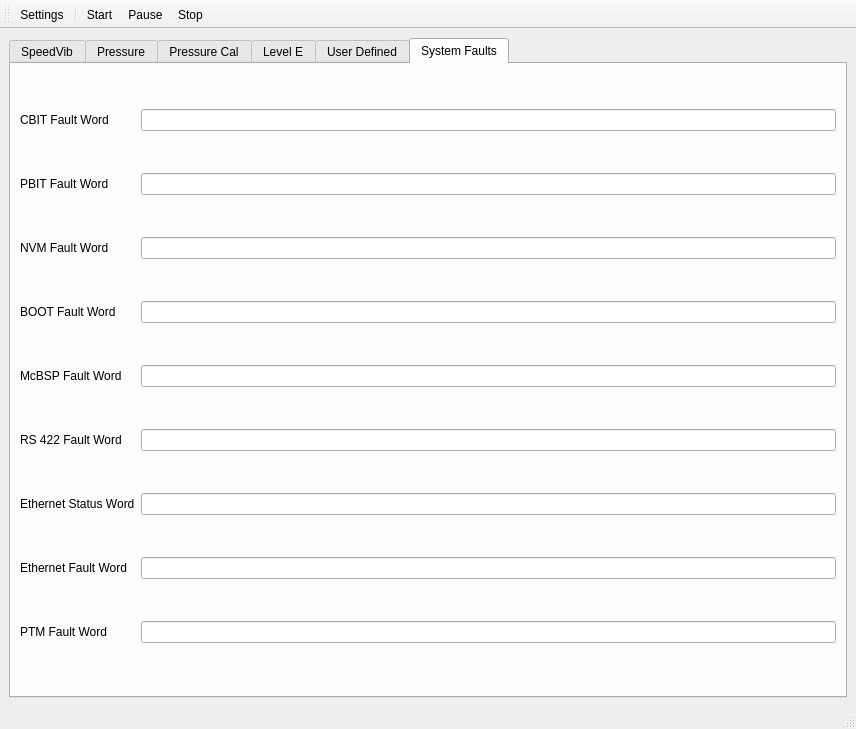
Before: the Qt Designer form etherlink/gui/etherlink.ui in bdankwa/etherlink, drawn with Qt 5.
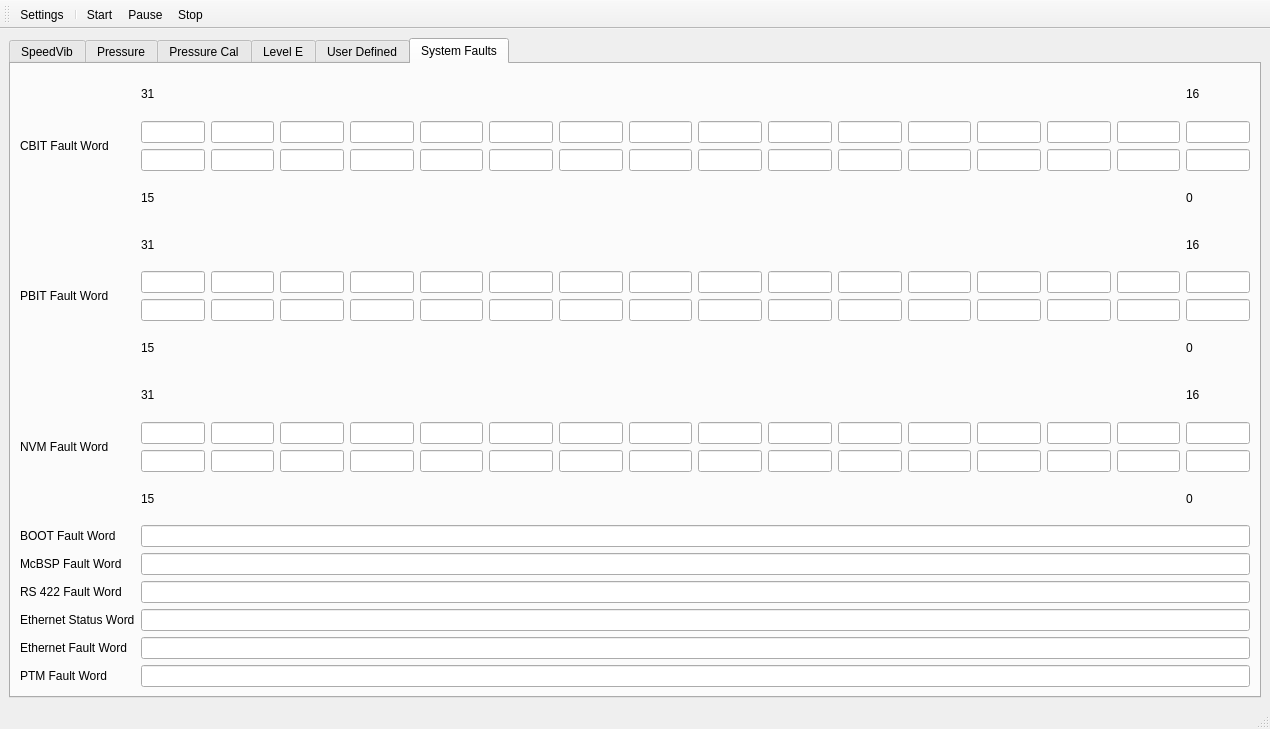
After: the same form once the commit is applied. The open tabs and pages were chosen to show the change.

Diff of the .ui file:
```diff
--- a/etherlink/gui/etherlink.ui
+++ b/etherlink/gui/etherlink.ui
@@ -6,7 +6,7 @@
    <rect>
     <x>0</x>
     <y>0</y>
-    <width>856</width>
+    <width>1270</width>
     <height>729</height>
    </rect>
   </property>
@@ -1180,9 +1180,6 @@
           <item row="3" column="1">
            <widget class="QLineEdit" name="lineEdit_112"/>
           </item>
-          <item row="1" column="1">
-           <widget class="QLineEdit" name="lineEdit_2"/>
-          </item>
           <item row="0" column="0">
            <widget class="QLabel" name="label_73">
             <property name="text">
@@ -1214,9 +1211,6 @@
             </property>
            </widget>
           </item>
-          <item row="2" column="1">
-           <widget class="QLineEdit" name="lineEdit_111"/>
-          </item>
           <item row="5" column="0">
            <widget class="QLabel" name="label_78">
             <property name="text">
@@ -1257,8 +1251,389 @@
             </property>
            </widget>
           </item>
+          <item row="1" column="1">
+           <layout class="QGridLayout" name="gridLayout_21">
+            <item row="1" column="10">
+             <widget class="QLineEdit" name="lineEdit_153"/>
+            </item>
+            <item row="1" column="0">
+             <widget class="QLineEdit" name="lineEdit_2"/>
+            </item>
+            <item row="1" column="4">
+             <widget class="QLineEdit" name="lineEdit_147"/>
+            </item>
+            <item row="1" column="2">
+             <widget class="QLineEdit" name="lineEdit_144"/>
+            </item>
+            <item row="1" column="1">
+             <widget class="QLineEdit" name="lineEdit_143"/>
+            </item>
+            <item row="2" column="2">
+             <widget class="QLineEdit" name="lineEdit_145"/>
+            </item>
+            <item row="1" column="9">
+             <widget class="QLineEdit" name="lineEdit_152"/>
+            </item>
+            <item row="1" column="3">
+             <widget class="QLineEdit" name="lineEdit_146"/>
+            </item>
+            <item row="1" column="5">
+             <widget class="QLineEdit" name="lineEdit_148"/>
+            </item>
+            <item row="1" column="7">
+             <widget class="QLineEdit" name="lineEdit_150"/>
+            </item>
+            <item row="1" column="6">
+             <widget class="QLineEdit" name="lineEdit_149"/>
+            </item>
+            <item row="1" column="8">
+             <widget class="QLineEdit" name="lineEdit_151"/>
+            </item>
+            <item row="1" column="13">
+             <widget class="QLineEdit" name="lineEdit_156"/>
+            </item>
+            <item row="1" column="14">
+             <widget class="QLineEdit" name="lineEdit_157"/>
+            </item>
+            <item row="1" column="15">
+             <widget class="QLineEdit" name="lineEdit_158"/>
+            </item>
+            <item row="1" column="11">
+             <widget class="QLineEdit" name="lineEdit_154"/>
+            </item>
+            <item row="1" column="12">
+             <widget class="QLineEdit" name="lineEdit_155"/>
+            </item>
+            <item row="2" column="0">
+             <widget class="QLineEdit" name="lineEdit_159"/>
+            </item>
+            <item row="2" column="1">
+             <widget class="QLineEdit" name="lineEdit_160"/>
+            </item>
+            <item row="2" column="3">
+             <widget class="QLineEdit" name="lineEdit_161"/>
+            </item>
+            <item row="2" column="4">
+             <widget class="QLineEdit" name="lineEdit_162"/>
+            </item>
+            <item row="2" column="5">
+             <widget class="QLineEdit" name="lineEdit_163"/>
+            </item>
+            <item row="2" column="6">
+             <widget class="QLineEdit" name="lineEdit_164"/>
+            </item>
+            <item row="2" column="7">
+             <widget class="QLineEdit" name="lineEdit_165"/>
+            </item>
+            <item row="2" column="8">
+             <widget class="QLineEdit" name="lineEdit_166"/>
+            </item>
+            <item row="2" column="9">
+             <widget class="QLineEdit" name="lineEdit_167"/>
+            </item>
+            <item row="2" column="10">
+             <widget class="QLineEdit" name="lineEdit_168"/>
+            </item>
+            <item row="2" column="11">
+             <widget class="QLineEdit" name="lineEdit_169"/>
+            </item>
+            <item row="2" column="12">
+             <widget class="QLineEdit" name="lineEdit_170"/>
+            </item>
+            <item row="2" column="13">
+             <widget class="QLineEdit" name="lineEdit_171"/>
+            </item>
+            <item row="2" column="15">
+             <widget class="QLineEdit" name="lineEdit_173"/>
+            </item>
+            <item row="2" column="14">
+             <widget class="QLineEdit" name="lineEdit_172"/>
+            </item>
+            <item row="3" column="0">
+             <widget class="QLabel" name="label_87">
+              <property name="text">
+               <string>15</string>
+              </property>
+             </widget>
+            </item>
+            <item row="3" column="15">
+             <widget class="QLabel" name="label_86">
+              <property name="text">
+               <string>0</string>
+              </property>
+             </widget>
+            </item>
+            <item row="0" column="15">
+             <widget class="QLabel" name="label_88">
+              <property name="text">
+               <string>16</string>
+              </property>
+             </widget>
+            </item>
+            <item row="0" column="0">
+             <widget class="QLabel" name="label_89">
+              <property name="text">
+               <string>31</string>
+              </property>
+             </widget>
+            </item>
+           </layout>
+          </item>
           <item row="0" column="1">
-           <widget class="QLineEdit" name="lineEdit"/>
+           <layout class="QGridLayout" name="gridLayout_20">
+            <item row="1" column="5">
+             <widget class="QLineEdit" name="lineEdit_109"/>
+            </item>
+            <item row="1" column="8">
+             <widget class="QLineEdit" name="lineEdit_119"/>
+            </item>
+            <item row="2" column="0">
+             <widget class="QLineEdit" name="lineEdit_127"/>
+            </item>
+            <item row="1" column="1">
+             <widget class="QLineEdit" name="lineEdit_37"/>
+            </item>
+            <item row="1" column="6">
+             <widget class="QLineEdit" name="lineEdit_110"/>
+            </item>
+            <item row="1" column="0">
+             <widget class="QLineEdit" name="lineEdit"/>
+            </item>
+            <item row="1" column="2">
+             <widget class="QLineEdit" name="lineEdit_38"/>
+            </item>
+            <item row="1" column="4">
+             <widget class="QLineEdit" name="lineEdit_74"/>
+            </item>
+            <item row="2" column="1">
+             <widget class="QLineEdit" name="lineEdit_128"/>
+            </item>
+            <item row="1" column="3">
+             <widget class="QLineEdit" name="lineEdit_73"/>
+            </item>
+            <item row="1" column="7">
+             <widget class="QLineEdit" name="lineEdit_118"/>
+            </item>
+            <item row="1" column="9">
+             <widget class="QLineEdit" name="lineEdit_120"/>
+            </item>
+            <item row="1" column="13">
+             <widget class="QLineEdit" name="lineEdit_124"/>
+            </item>
+            <item row="1" column="10">
+             <widget class="QLineEdit" name="lineEdit_121"/>
+            </item>
+            <item row="1" column="11">
+             <widget class="QLineEdit" name="lineEdit_122"/>
+            </item>
+            <item row="1" column="12">
+             <widget class="QLineEdit" name="lineEdit_123"/>
+            </item>
+            <item row="2" column="9">
+             <widget class="QLineEdit" name="lineEdit_136"/>
+            </item>
+            <item row="1" column="15">
+             <widget class="QLineEdit" name="lineEdit_126"/>
+            </item>
+            <item row="2" column="4">
+             <widget class="QLineEdit" name="lineEdit_131"/>
+            </item>
+            <item row="1" column="14">
+             <widget class="QLineEdit" name="lineEdit_125"/>
+            </item>
+            <item row="2" column="5">
+             <widget class="QLineEdit" name="lineEdit_132"/>
+            </item>
+            <item row="2" column="3">
+             <widget class="QLineEdit" name="lineEdit_130"/>
+            </item>
+            <item row="2" column="2">
+             <widget class="QLineEdit" name="lineEdit_129"/>
+            </item>
+            <item row="2" column="6">
+             <widget class="QLineEdit" name="lineEdit_133"/>
+            </item>
+            <item row="2" column="7">
+             <widget class="QLineEdit" name="lineEdit_134"/>
+            </item>
+            <item row="2" column="8">
+             <widget class="QLineEdit" name="lineEdit_135"/>
+            </item>
+            <item row="2" column="10">
+             <widget class="QLineEdit" name="lineEdit_137"/>
+            </item>
+            <item row="2" column="11">
+             <widget class="QLineEdit" name="lineEdit_138"/>
+            </item>
+            <item row="2" column="12">
+             <widget class="QLineEdit" name="lineEdit_139"/>
+            </item>
+            <item row="2" column="13">
+             <widget class="QLineEdit" name="lineEdit_140"/>
+            </item>
+            <item row="2" column="14">
+             <widget class="QLineEdit" name="lineEdit_141"/>
+            </item>
+            <item row="2" column="15">
+             <widget class="QLineEdit" name="lineEdit_142"/>
+            </item>
+            <item row="3" column="15">
+             <widget class="QLabel" name="label_82">
+              <property name="text">
+               <string>0</string>
+              </property>
+             </widget>
+            </item>
+            <item row="0" column="15">
+             <widget class="QLabel" name="label_84">
+              <property name="text">
+               <string>16</string>
+              </property>
+             </widget>
+            </item>
+            <item row="3" column="0">
+             <widget class="QLabel" name="label_83">
+              <property name="text">
+               <string>15</string>
+              </property>
+             </widget>
+            </item>
+            <item row="0" column="0">
+             <widget class="QLabel" name="label_85">
+              <property name="text">
+               <string>31</string>
+              </property>
+             </widget>
+            </item>
+           </layout>
+          </item>
+          <item row="2" column="1">
+           <layout class="QGridLayout" name="gridLayout_22">
+            <item row="1" column="9">
+             <widget class="QLineEdit" name="lineEdit_183"/>
+            </item>
+            <item row="2" column="1">
+             <widget class="QLineEdit" name="lineEdit_191"/>
+            </item>
+            <item row="2" column="2">
+             <widget class="QLineEdit" name="lineEdit_192"/>
+            </item>
+            <item row="2" column="15">
+             <widget class="QLineEdit" name="lineEdit_204"/>
+            </item>
+            <item row="1" column="0">
+             <widget class="QLineEdit" name="lineEdit_111"/>
+            </item>
+            <item row="1" column="14">
+             <widget class="QLineEdit" name="lineEdit_188"/>
+            </item>
+            <item row="1" column="12">
+             <widget class="QLineEdit" name="lineEdit_186"/>
+            </item>
+            <item row="1" column="1">
+             <widget class="QLineEdit" name="lineEdit_174"/>
+            </item>
+            <item row="1" column="2">
+             <widget class="QLineEdit" name="lineEdit_175"/>
+            </item>
+            <item row="1" column="4">
+             <widget class="QLineEdit" name="lineEdit_177"/>
+            </item>
+            <item row="1" column="3">
+             <widget class="QLineEdit" name="lineEdit_176"/>
+            </item>
+            <item row="1" column="6">
+             <widget class="QLineEdit" name="lineEdit_179"/>
+            </item>
+            <item row="1" column="5">
+             <widget class="QLineEdit" name="lineEdit_178"/>
+            </item>
+            <item row="2" column="6">
+             <widget class="QLineEdit" name="lineEdit_180"/>
+            </item>
+            <item row="1" column="10">
+             <widget class="QLineEdit" name="lineEdit_184"/>
+            </item>
+            <item row="1" column="7">
+             <widget class="QLineEdit" name="lineEdit_181"/>
+            </item>
+            <item row="1" column="8">
+             <widget class="QLineEdit" name="lineEdit_182"/>
+            </item>
+            <item row="1" column="11">
+             <widget class="QLineEdit" name="lineEdit_185"/>
+            </item>
+            <item row="1" column="13">
+             <widget class="QLineEdit" name="lineEdit_187"/>
+            </item>
+            <item row="2" column="0">
+             <widget class="QLineEdit" name="lineEdit_190"/>
+            </item>
+            <item row="1" column="15">
+             <widget class="QLineEdit" name="lineEdit_189"/>
+            </item>
+            <item row="2" column="3">
+             <widget class="QLineEdit" name="lineEdit_193"/>
+            </item>
+            <item row="2" column="5">
+             <widget class="QLineEdit" name="lineEdit_195"/>
+            </item>
+            <item row="2" column="4">
+             <widget class="QLineEdit" name="lineEdit_194"/>
+            </item>
+            <item row="2" column="7">
+             <widget class="QLineEdit" name="lineEdit_196"/>
+            </item>
+            <item row="2" column="9">
+             <widget class="QLineEdit" name="lineEdit_198"/>
+            </item>
+            <item row="2" column="8">
+             <widget class="QLineEdit" name="lineEdit_197"/>
+            </item>
+            <item row="2" column="10">
+             <widget class="QLineEdit" name="lineEdit_199"/>
+            </item>
+            <item row="2" column="11">
+             <widget class="QLineEdit" name="lineEdit_200"/>
+            </item>
+            <item row="2" column="12">
+             <widget class="QLineEdit" name="lineEdit_201"/>
+            </item>
+            <item row="2" column="13">
+             <widget class="QLineEdit" name="lineEdit_202"/>
+            </item>
+            <item row="3" column="15">
+             <widget class="QLabel" name="label_90">
+              <property name="text">
+               <string>0</string>
+              </property>
+             </widget>
+            </item>
+            <item row="2" column="14">
+             <widget class="QLineEdit" name="lineEdit_203"/>
+            </item>
+            <item row="3" column="0">
+             <widget class="QLabel" name="label_91">
+              <property name="text">
+               <string>15</string>
+              </property>
+             </widget>
+            </item>
+            <item row="0" column="0">
+             <widget class="QLabel" name="label_92">
+              <property name="text">
+               <string>31</string>
+              </property>
+             </widget>
+            </item>
+            <item row="0" column="15">
+             <widget class="QLabel" name="label_93">
+              <property name="text">
+               <string>16</string>
+              </property>
+             </widget>
+            </item>
+           </layout>
           </item>
          </layout>
         </item>
```
Left out of the diff: 8 changed lines with no effect on the pictures.
